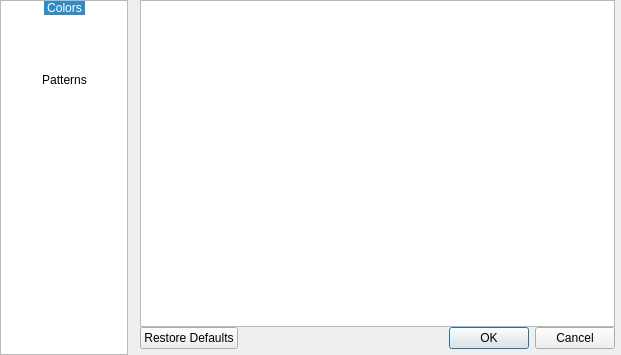
Above: configdialog.ui from darthtenebrus/kglife before the change. Below: the same form after it.
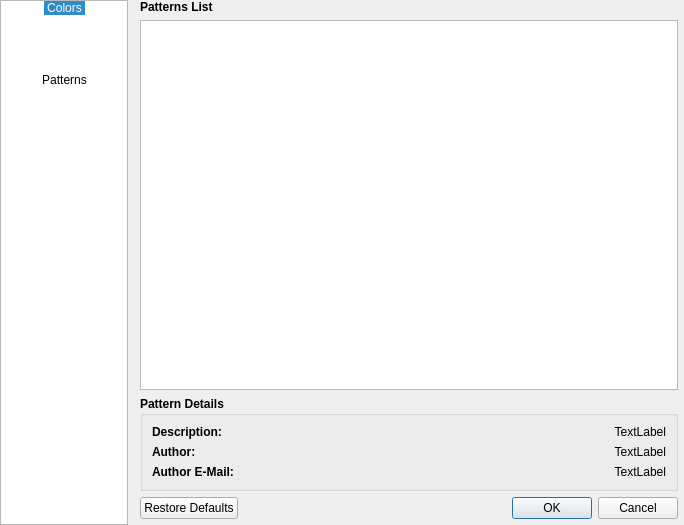
That is the form after the change. The open tabs and pages were chosen to show the change. Icons and pictures are not drawn.

Commit message: advanced color dialog + interface enhancement + translation

What changed in the file:
```diff
--- a/configdialog.ui
+++ b/configdialog.ui
@@ -6,8 +6,8 @@
    <rect>
     <x>0</x>
     <y>0</y>
-    <width>621</width>
-    <height>355</height>
+    <width>684</width>
+    <height>525</height>
    </rect>
   </property>
   <property name="windowTitle">
@@ -203,11 +203,159 @@
           <number>0</number>
          </property>
          <property name="bottomMargin">
-          <number>0</number>
+          <number>6</number>
          </property>
+         <item>
+          <widget class="QLabel" name="label_4">
+           <property name="font">
+            <font>
+             <weight>75</weight>
+             <bold>true</bold>
+            </font>
+           </property>
+           <property name="text">
+            <string>Patterns List</string>
+           </property>
+          </widget>
+         </item>
          <item>
           <widget class="QListWidget" name="patternList"/>
          </item>
+         <item>
+          <widget class="QGroupBox" name="groupBox">
+           <property name="font">
+            <font>
+             <weight>75</weight>
+             <bold>true</bold>
+            </font>
+           </property>
+           <property name="title">
+            <string>Pattern Details</string>
+           </property>
+           <layout class="QFormLayout" name="formLayout_3">
+            <property name="labelAlignment">
+             <set>Qt::AlignLeading|Qt::AlignLeft|Qt::AlignVCenter</set>
+            </property>
+            <property name="formAlignment">
+             <set>Qt::AlignLeading|Qt::AlignLeft|Qt::AlignVCenter</set>
+            </property>
+            <item row="0" column="0">
+             <widget class="QLabel" name="label_d">
+              <property name="sizePolicy">
+               <sizepolicy hsizetype="Preferred" vsizetype="Preferred">
+                <horstretch>0</horstretch>
+                <verstretch>0</verstretch>
+               </sizepolicy>
+              </property>
+              <property name="font">
+               <font>
+                <weight>75</weight>
+                <bold>true</bold>
+               </font>
+              </property>
+              <property name="text">
+               <string>Description:</string>
+              </property>
+             </widget>
+            </item>
+            <item row="0" column="1">
+             <widget class="QLabel" name="descData">
+              <property name="sizePolicy">
+               <sizepolicy hsizetype="Expanding" vsizetype="Preferred">
+                <horstretch>0</horstretch>
+                <verstretch>0</verstretch>
+               </sizepolicy>
+              </property>
+              <property name="font">
+               <font>
+                <weight>50</weight>
+                <bold>false</bold>
+               </font>
+              </property>
+              <property name="toolTip">
+               <string notr="true"/>
+              </property>
+              <property name="text">
+               <string>TextLabel</string>
+              </property>
+              <property name="alignment">
+               <set>Qt::AlignRight|Qt::AlignTrailing|Qt::AlignVCenter</set>
+              </property>
+             </widget>
+            </item>
+            <item row="1" column="0">
+             <widget class="QLabel" name="label_5">
+              <property name="font">
+               <font>
+                <weight>75</weight>
+                <bold>true</bold>
+               </font>
+              </property>
+              <property name="text">
+               <string>Author:</string>
+              </property>
+             </widget>
+            </item>
+            <item row="1" column="1">
+             <widget class="QLabel" name="authorData">
+              <property name="sizePolicy">
+               <sizepolicy hsizetype="Expanding" vsizetype="Preferred">
+                <horstretch>0</horstretch>
+                <verstretch>0</verstretch>
+               </sizepolicy>
+              </property>
+              <property name="font">
+               <font>
+                <weight>50</weight>
+                <bold>false</bold>
+               </font>
+              </property>
+              <property name="toolTip">
+               <string notr="true"/>
+              </property>
+              <property name="text">
+               <string>TextLabel</string>
+              </property>
+              <property name="alignment">
+               <set>Qt::AlignRight|Qt::AlignTrailing|Qt::AlignVCenter</set>
+              </property>
+             </widget>
+            </item>
+            <item row="2" column="0">
+             <widget class="QLabel" name="label_6">
+              <property name="text">
+               <string>Author E-Mail:</string>
+              </property>
+             </widget>
+            </item>
+            <item row="2" column="1">
+             <widget class="QLabel" name="emailData">
+              <property name="sizePolicy">
+               <sizepolicy hsizetype="Expanding" vsizetype="Preferred">
+                <horstretch>0</horstretch>
+                <verstretch>0</verstretch>
+               </sizepolicy>
+              </property>
+              <property name="font">
+               <font>
+                <weight>50</weight>
+                <bold>false</bold>
+               </font>
+              </property>
+              <property name="toolTip">
+               <string notr="true"/>
+              </property>
+              <property name="text">
+               <string>TextLabel</string>
+              </property>
+              <property name="alignment">
+               <set>Qt::AlignRight|Qt::AlignTrailing|Qt::AlignVCenter</set>
+              </property>
+             </widget>
+            </item>
+           </layout>
+          </widget>
+         </item>
         </layout>
        </widget>
       </widget>
```
The commit also changes 7 other files.
